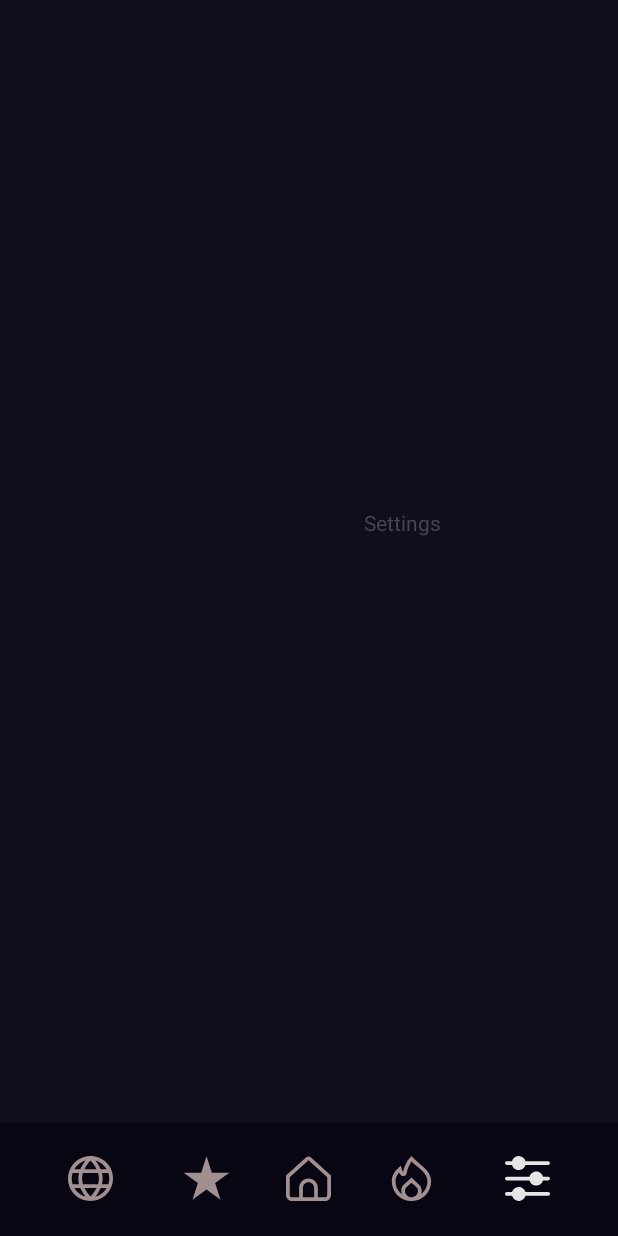
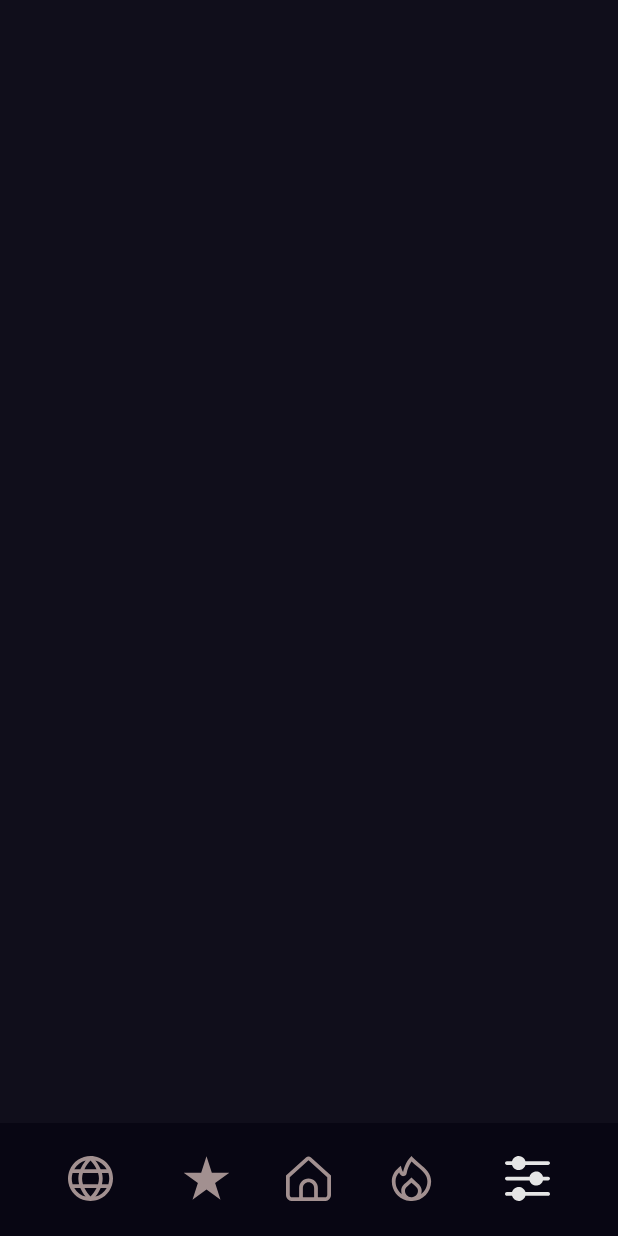
Before and after one commit to Story-Weaver/RadioManager, an Android app: the screen it shows after launch (MainActivity), after a tap on an icon or button, on a phone screen of 412 x 824 dp. Run offline under Robolectric (Android 15) with nearby library versions, the phone set to English and light mode, and no system bars.

Commit message:
fix fragment

```diff
--- a/app/src/main/res/layout/activity_main.xml
+++ b/app/src/main/res/layout/activity_main.xml
@@ -37,8 +37,10 @@
             android:layout_height="30dp"
             android:layout_marginStart="45dp"
             android:layout_marginTop="22dp"
+            android:layout_marginEnd="47dp"
             android:layout_marginBottom="23dp"
             app:layout_constraintBottom_toBottomOf="parent"
+            app:layout_constraintEnd_toStartOf="@+id/saveButton"
             app:layout_constraintStart_toStartOf="parent"
             app:layout_constraintTop_toTopOf="parent"
             app:srcCompat="@drawable/findcountry_navigationbar"
@@ -87,10 +89,11 @@
         android:id="@+id/fragmentMenuView"
         android:name="by.roman.worldradio2.HomeFragment"
         android:layout_width="match_parent"
+        android:layout_height="match_parent"
+        android:layout_marginBottom="75dp"
         app:layout_constraintBottom_toTopOf="@+id/navigationBar"
         app:layout_constraintEnd_toEndOf="parent"
         app:layout_constraintStart_toStartOf="parent"
-        app:layout_constraintTop_toTopOf="parent"
-        android:layout_height="877dp"/>
+        app:layout_constraintTop_toTopOf="parent" />
 
 </androidx.constraintlayout.widget.ConstraintLayout>
--- a/app/src/main/res/layout/fragment_find_country.xml
+++ b/app/src/main/res/layout/fragment_find_country.xml
@@ -3,7 +3,7 @@
     xmlns:app="http://schemas.android.com/apk/res-auto"
     xmlns:tools="http://schemas.android.com/tools"
     android:layout_width="match_parent"
-    android:layout_height="877dp"
+    android:layout_height="match_parent"
     tools:context=".FindCountryFragment"
 
     >
--- a/app/src/main/res/layout/fragment_home.xml
+++ b/app/src/main/res/layout/fragment_home.xml
@@ -3,7 +3,7 @@
     xmlns:app="http://schemas.android.com/apk/res-auto"
     xmlns:tools="http://schemas.android.com/tools"
     android:layout_width="match_parent"
-    android:layout_height="877dp"
+    android:layout_height="match_parent"
     tools:context=".HomeFragment">
 
     <androidx.constraintlayout.widget.ConstraintLayout
--- a/app/src/main/res/layout/fragment_save.xml
+++ b/app/src/main/res/layout/fragment_save.xml
@@ -3,7 +3,7 @@
     xmlns:app="http://schemas.android.com/apk/res-auto"
     xmlns:tools="http://schemas.android.com/tools"
     android:layout_width="match_parent"
-    android:layout_height="877dp"
+    android:layout_height="match_parent"
     tools:context=".SaveFragment">
 
     <androidx.constraintlayout.widget.ConstraintLayout
--- a/app/src/main/res/layout/fragment_settings.xml
+++ b/app/src/main/res/layout/fragment_settings.xml
@@ -3,25 +3,10 @@
     xmlns:app="http://schemas.android.com/apk/res-auto"
     xmlns:tools="http://schemas.android.com/tools"
     android:layout_width="match_parent"
-    android:layout_height="877dp"
+    android:layout_height="match_parent"
     tools:context=".SettingsFragment">
 
     <androidx.constraintlayout.widget.ConstraintLayout
         android:layout_width="match_parent"
-        android:layout_height="match_parent">
-
-        <TextView
-            android:id="@+id/textView"
-            android:layout_width="wrap_content"
-            android:layout_height="wrap_content"
-            android:layout_marginStart="250dp"
-            android:layout_marginTop="402dp"
-            android:layout_marginEnd="125dp"
-            android:layout_marginBottom="456dp"
-            android:text="Settings"
-            app:layout_constraintBottom_toBottomOf="parent"
-            app:layout_constraintEnd_toEndOf="parent"
-            app:layout_constraintStart_toStartOf="parent"
-            app:layout_constraintTop_toTopOf="parent" />
-    </androidx.constraintlayout.widget.ConstraintLayout>
+        android:layout_height="match_parent"/>
 </FrameLayout>
--- a/app/src/main/res/layout/fragment_top.xml
+++ b/app/src/main/res/layout/fragment_top.xml
@@ -3,7 +3,7 @@
     xmlns:app="http://schemas.android.com/apk/res-auto"
     xmlns:tools="http://schemas.android.com/tools"
     android:layout_width="match_parent"
-    android:layout_height="877dp"
+    android:layout_height="match_parent"
     tools:context=".TopFragment">
 
     <androidx.constraintlayout.widget.ConstraintLayout
```
